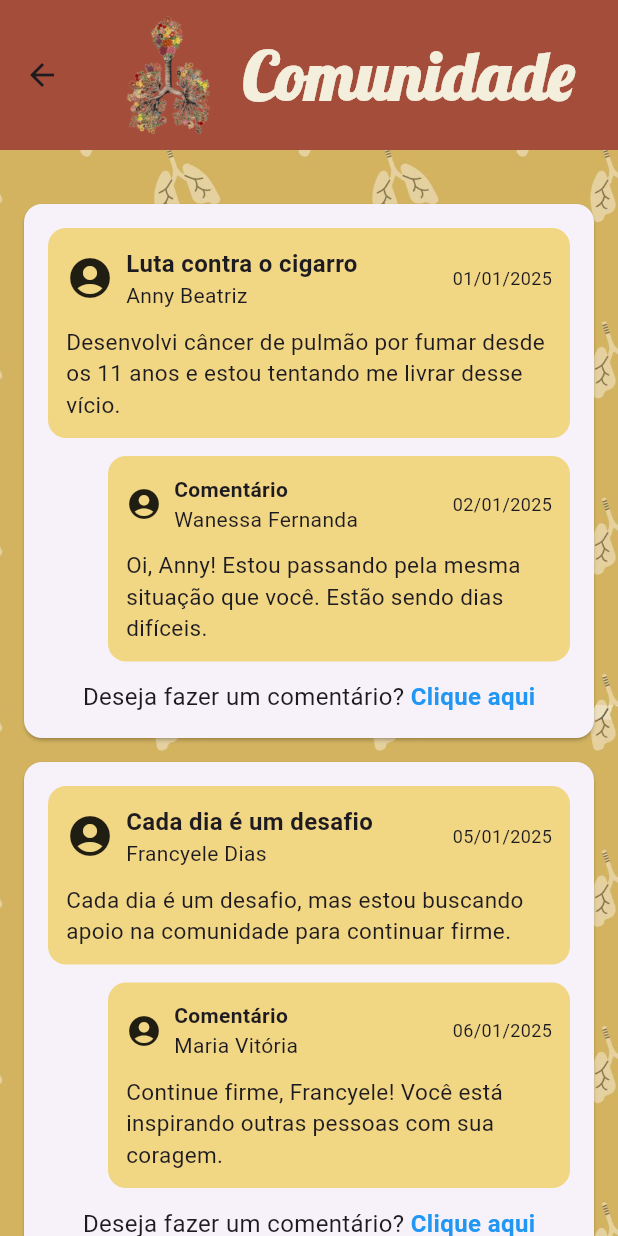
After one commit to Wfab1/FlowersLung, a Flutter app: the ComunidadePage screen opened directly, on a phone screen of 412 x 824 dp. The commit adds this screen. Run offline on Flutter 3.47's test engine with Material 3 defaults, Android fonts, the phone set to English and light mode, and no system bars; our stand-ins replace google_fonts.

Commit message:
Tela da Comunidade pronta. Tela InfoTratamento pronta.

```diff
--- /dev/null
+++ b/lib/comunidade_page.dart
@@ -0,0 +1,254 @@
+import 'package:flutter/material.dart';
+import 'package:google_fonts/google_fonts.dart';
+class ComunidadePage extends StatefulWidget {
+  const ComunidadePage({super.key});
+  @override
+  State<ComunidadePage> createState() => _ComunidadePageState();
+}
+class _ComunidadePageState extends State<ComunidadePage> {
+  @override
+  Widget build(BuildContext context) {
+    return SafeArea(
+      child: Container(
+        decoration: BoxDecoration(
+          image: DecorationImage(
+            image: AssetImage('assets/images/FundoPulmaoAmareloQueimado.jpg'),
+            fit: BoxFit.cover,
+          ),
+        ),
+        child: Scaffold(
+          backgroundColor: Colors.transparent,
+          appBar: buildAppBar(),
+          body: buildListView(),
+        ),
+      ),
+    );
+  }
+  buildAppBar() {
+    return AppBar(
+      toolbarHeight: 100,
+      centerTitle: true,
+      backgroundColor: Color(0xFFa54d3b),
+      title: Row(
+        children: [
+          Image.asset(
+            'assets/images/PulmaoComFlores.png',
+            width: 80,
+            height: 80,
+          ),
+          SizedBox(width: 10),
+          Text(
+            'Comunidade',
+            style: GoogleFonts.lobster(
+              color: Color(0xFFF4EEDD),
+              fontSize: 45,
+              fontWeight: FontWeight.w700,
+            ),
+          ),
+        ],
+      ),
+    );
+  }
+  buildListView() {
+    return ListView(
+      padding: EdgeInsets.all(16),
+      children: [
+        SizedBox(height: 20),
+        buildBloco(
+          'Luta contra o cigarro',
+          'Anny Beatriz',
+          '01/01/2025',
+          'Desenvolvi câncer de pulmão por fumar desde os 11 anos e estou tentando me livrar desse vício.',
+          'Wanessa Fernanda',
+          '02/01/2025',
+          'Oi, Anny! Estou passando pela mesma situação que você. Estão sendo dias difíceis.',
+          Color(0xFFFFF1CC),
+        ),
+        buildBloco(
+          'Cada dia é um desafio',
+          'Francyele Dias',
+          '05/01/2025',
+          'Cada dia é um desafio, mas estou buscando apoio na comunidade para continuar firme.',
+          'Maria Vitória',
+          '06/01/2025',
+          'Continue firme, Francyele! Você está inspirando outras pessoas com sua coragem.',
+          Color(0xFFFFF1CC),
+        ),
+        buildBloco(
+          'Recaídas acontecem',
+          'Maria Silva',
+          '10/01/2025',
+          'Infelizmente tive uma recaída essa semana. Mas estou determinada a continuar tentando.',
+          'José Santos',
+          '11/01/2025',
+          'Não desista, Maria! O importante é continuar tentando.',
+          Color(0xFFFFF1CC),
+        ),
+        SizedBox(height: 20),
+        Row(
+          mainAxisAlignment: MainAxisAlignment.center,
+          children: [
+            Container(
+              padding: EdgeInsets.symmetric(horizontal: 40, vertical: 16),
+              decoration: BoxDecoration(
+                color: Color(0xFFa54d3b),
+                borderRadius: BorderRadius.circular(30),
+              ),
+              child: Text(
+                'Escrever',
+                style: TextStyle(
+                  color: Colors.white,
+                  fontSize: 22,
+                  fontWeight: FontWeight.w700,
+                ),
+              ),
+            ),
+            SizedBox(width: 30),
+            Container(
+              padding: EdgeInsets.symmetric(horizontal: 40, vertical: 16),
+              decoration: BoxDecoration(
+                color: Color(0xFFa54d3b),
+                borderRadius: BorderRadius.circular(30),
+              ),
+              child: Text(
+                'Voltar',
+                style: TextStyle(
+                  color: Colors.white,
+                  fontSize: 22,
+                  fontWeight: FontWeight.w700,
+                ),
+              ),
+            ),
+          ],
+        ),
+
+
+        SizedBox(height: 30),
+      ],
+    );
+  }
+  buildBloco(
+      String titulo,
+      String nomePostador,
+      String dataPost,
+      String mensagem,
+      String nomeComentador,
+      String dataComentario,
+      String comentario,
+      Color corFundo,
+      ) {
+    return Card(
+      margin: EdgeInsets.only(bottom: 16),
+      child: Padding(
+        padding: const EdgeInsets.all(16),
+        child: Column(
+          crossAxisAlignment: CrossAxisAlignment.start,
+          children: [
+            Container(
+              decoration: BoxDecoration(
+                color: Color(0XFFf1d684),
+                borderRadius: BorderRadius.circular(12),
+              ),
+              padding: EdgeInsets.all(12),
+              child: Column(
+                crossAxisAlignment: CrossAxisAlignment.start,
+                children: [
+                  Row(
+                    children: [
+                      Icon(Icons.account_circle, size: 32),
+                      SizedBox(width: 8),
+                      Column(
+                        crossAxisAlignment: CrossAxisAlignment.start,
+                        children: [
+                          Text(
+                            titulo,
+                            style: TextStyle(fontWeight: FontWeight.bold, fontSize: 16),
+                          ),
+                          Text(
+                            nomePostador,
+                            style: TextStyle(fontSize: 14),
+                          ),
+                        ],
+                      ),
+                      Spacer(),
+                      Text(
+                        dataPost,
+                        style: TextStyle(fontSize: 12),
+                      ),
+                    ],
+                  ),
+                  SizedBox(height: 10),
+                  Text(
+                    mensagem,
+                    style: TextStyle(fontSize: 15),
+                  ),
+                ],
+              ),
+            ),
+            SizedBox(height: 12),
+            Container(
+              margin: EdgeInsets.only(left: 40),
+              decoration: BoxDecoration(
+                color: Color(0XFFf1d684),
+                borderRadius: BorderRadius.circular(12),
+              ),
+              padding: EdgeInsets.all(12),
+              child: Column(
+                crossAxisAlignment: CrossAxisAlignment.start,
+                children: [
+                  Row(
+                    children: [
+                      Icon(Icons.account_circle, size: 24),
+                      SizedBox(width: 8),
+                      Column(
+                        crossAxisAlignment: CrossAxisAlignment.start,
+                        children: [
+                          Text(
+                            'Comentário',
+                            style: TextStyle(fontWeight: FontWeight.bold),
+                          ),
+                          Text(
+                            nomeComentador,
+                            style: TextStyle(fontSize: 14),
+                          ),
+                        ],
+                      ),
+                      Spacer(),
+                      Text(
+                        dataComentario,
+                        style: TextStyle(fontSize: 12),
+                      ),
+                    ],
+                  ),
+                  SizedBox(height: 10),
+                  Text(
+                    comentario,
+                    style: TextStyle(fontSize: 15),
+                  ),
+                ],
+              ),
+            ),
+            SizedBox(height: 12),
+            Row(
+              mainAxisAlignment: MainAxisAlignment.center,
+              children: [
+                Text(
+                  'Deseja fazer um comentário? ',
+                  style: TextStyle(fontSize: 16),
+                ),
+                Text(
+                  'Clique aqui',
+                  style: TextStyle(
+                    fontSize: 16,
+                    color: Colors.blue,
+                    fontWeight: FontWeight.bold,
+                  ),
+                ),
+              ],
+            ),
+          ],
+        ),
+      ),
+    );
+  }
+}
--- a/lib/infoTratamento_page.dart
+++ b/lib/infoTratamento_page.dart
@@ -15,6 +15,7 @@ class _InfoTratamentoPage extends State<InfoTratamentoPage> {
         decoration: BoxDecoration(
           image: DecorationImage(
             image: AssetImage('assets/images/FundoPulmaoVermelho.jpg'),
+            fit: BoxFit.cover,
           ),
         ),
         child: Scaffold(
--- a/lib/main.dart
+++ b/lib/main.dart
@@ -1,7 +1,7 @@
-import 'package:flowerslung/home_page.dart';
+import 'package:flowerslung/menu_page.dart';
 import 'package:flutter/material.dart';
 
 void main() {
-  runApp(MaterialApp(home: HomePage(),)
+  runApp(MaterialApp(home: MenuPage(),)
   );
 }
```
